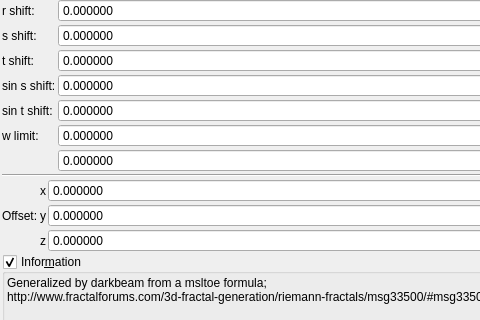
Old version of the form mandelbulber2/formula/ui/riemann_sphere_msltoe_m3d.ui in the repository buddhi1980/mandelbulber2; both pictures show x 0 to 480 and y 176 to 496 of the 898 by 1238 pixel window.
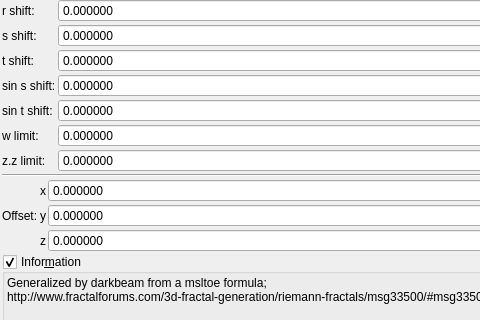
New version of the form. Custom widgets are drawn as their Qt base class.

What changed in the file:
```diff
--- a/mandelbulber2/formula/ui/riemann_sphere_msltoe_m3d.ui
+++ b/mandelbulber2/formula/ui/riemann_sphere_msltoe_m3d.ui
@@ -487,6 +487,13 @@
        </property>
       </widget>
      </item>
+     <item row="9" column="0">
+      <widget class="QLabel" name="label_149">
+       <property name="text">
+        <string>z.z limit:</string>
+       </property>
+      </widget>
+     </item>
     </layout>
    </item>
    <item>
```
